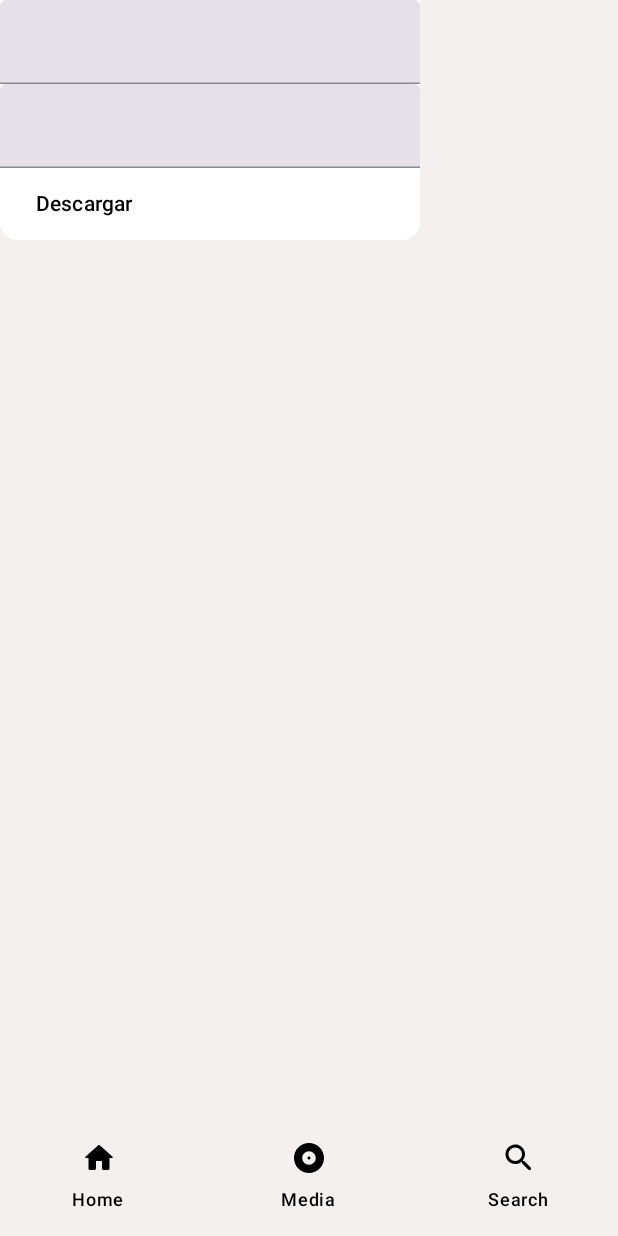
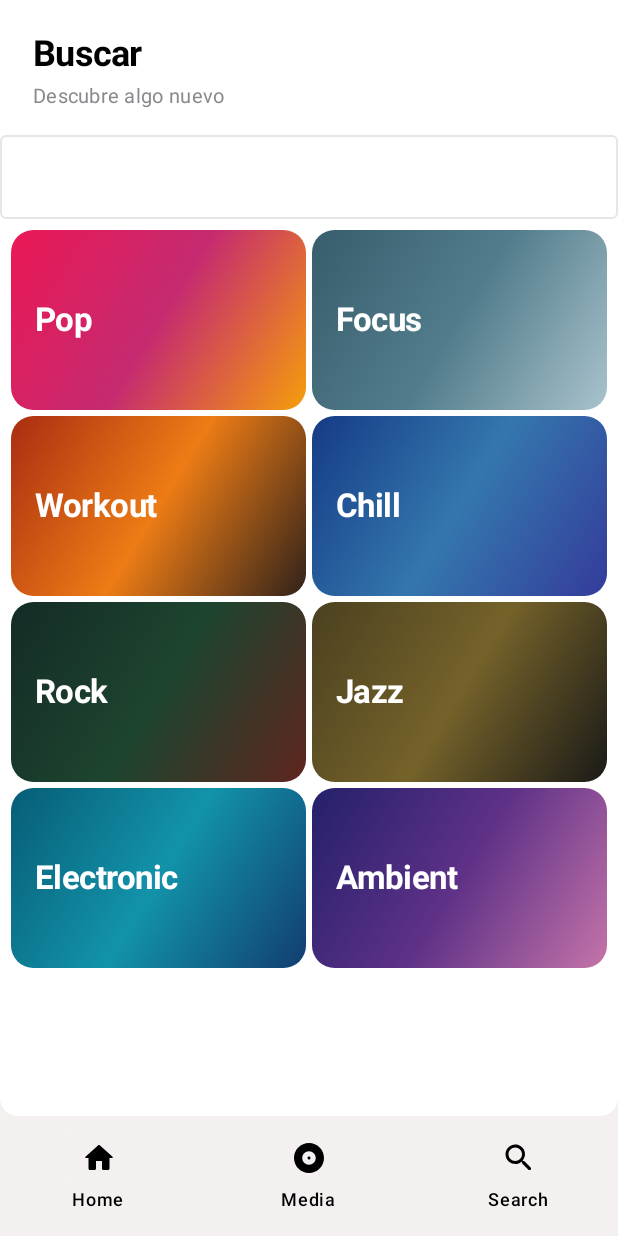
Before and after one commit to Bigpotatozz/Loop, an Android app built with Jetpack Compose: the DownloadScreen screen opened through its navigation route, on a phone screen of 412 x 824 dp. Run offline under Robolectric (Android 15) with nearby library versions, the phone set to English and light mode, and no system bars; 6 statements that could not run were skipped.

Commit message:
add: widgets abd download screen

```diff
--- a/app/src/main/java/com/oscar/orbimusic/presentation/ui/screens/DownloadScreen.kt
+++ b/app/src/main/java/com/oscar/orbimusic/presentation/ui/screens/DownloadScreen.kt
@@ -1,33 +1,127 @@
 package com.oscar.orbimusic.presentation.ui.screens
 
 import androidx.annotation.OptIn
+import androidx.compose.foundation.background
+import androidx.compose.foundation.clickable
+import androidx.compose.foundation.layout.Box
 import androidx.compose.foundation.layout.Column
-import androidx.compose.material3.Button
+import androidx.compose.foundation.layout.Row
+import androidx.compose.foundation.layout.fillMaxSize
+import androidx.compose.foundation.layout.fillMaxWidth
+import androidx.compose.foundation.layout.height
+import androidx.compose.foundation.layout.Spacer
+import androidx.compose.foundation.layout.padding
+import androidx.compose.foundation.shape.RoundedCornerShape
+import androidx.compose.material3.MaterialTheme
+import androidx.compose.material3.OutlinedTextField
 import androidx.compose.material3.Text
-import androidx.compose.material3.TextField
 import androidx.compose.runtime.Composable
 import androidx.compose.runtime.getValue
 import androidx.compose.runtime.mutableStateOf
 import androidx.compose.runtime.saveable.rememberSaveable
 import androidx.compose.runtime.setValue
+import androidx.compose.ui.Alignment
+import androidx.compose.ui.Modifier
+import androidx.compose.ui.draw.clip
+import androidx.compose.ui.geometry.Offset
+import androidx.compose.ui.graphics.Brush
+import androidx.compose.ui.graphics.Color
+import androidx.compose.ui.text.font.FontWeight
+import androidx.compose.ui.unit.dp
+import androidx.compose.ui.unit.sp
 import androidx.media3.common.util.UnstableApi
 import com.oscar.orbimusic.presentation.viewmodel.DownloadViewModel
 
 @OptIn(UnstableApi::class)
 @Composable
-fun DownloadScreen(downloadViewModel: DownloadViewModel){
+fun DownloadScreen(downloadViewModel: DownloadViewModel) {
+    var title by rememberSaveable { mutableStateOf("") }
 
-    var url by rememberSaveable { mutableStateOf("")}
-    var title by rememberSaveable { mutableStateOf("")}
+    val widgetsList = listOf(
+        Widget("Pop",        url = "idk", colors = listOf(Color(0xFFEB1855), Color(0xFFC52A70), Color(0xFFF59E0B))),
+        Widget("Focus",      url = "idk", colors = listOf(Color(0xFF385D6C), Color(0xFF527C8C), Color(0xFFA9C3CC))),
+        Widget("Workout",    url = "idk", colors = listOf(Color(0xFFA92D12), Color(0xFFED7C15), Color(0xFF30221A))),
+        Widget("Chill",      url = "idk", colors = listOf(Color(0xFF153B86), Color(0xFF3477AD), Color(0xFF343B9B))),
+        Widget("Rock",       url = "idk", colors = listOf(Color(0xFF142B26), Color(0xFF1D452F), Color(0xFF5F251F))),
+        Widget("Jazz",       url = "idk", colors = listOf(Color(0xFF4B4120), Color(0xFF75622A), Color(0xFF1A1A17))),
+        Widget("Electronic", url = "idk", colors = listOf(Color(0xFF075D76), Color(0xFF1293AA), Color(0xFF123D71))),
+        Widget("Ambient",    url = "idk", colors = listOf(Color(0xFF24206A), Color(0xFF5E3187), Color(0xFFC574A9))),
+    )
 
-    Column() {
-        TextField(value = url, onValueChange = { url = it});
-        TextField(value = title, onValueChange = { title = it});
+    val chunkedWidgets = widgetsList.chunked(2)
 
-        Button(onClick = {
-            downloadViewModel.DownloadSong(url, title);
-        }) {
-            Text("Descargar");
+    Column(modifier = Modifier.fillMaxSize()) {
+        Column(Modifier.padding(start = 22.dp, end = 22.dp, top = 20.dp, bottom = 16.dp)) {
+            Text(
+                text = "Buscar",
+                style = MaterialTheme.typography.headlineSmall.copy(
+                    fontWeight = FontWeight.Bold,
+                    letterSpacing = (-0.5).sp
+                )
+            )
+            Spacer(Modifier.height(2.dp))
+            Text(
+                text = "Descubre algo nuevo",
+                style = MaterialTheme.typography.bodyMedium.copy(fontSize = 13.5.sp),
+                color = MaterialTheme.colorScheme.onSurfaceVariant
+            )
+        }
+
+        OutlinedTextField(modifier = Modifier.fillMaxWidth(), value = title, onValueChange = { title = it })
+
+        Column(Modifier.padding(5.dp)) {
+            for (elements in chunkedWidgets) {
+                Row {
+                    PersonalizedWidget(
+                        modifier = Modifier.weight(1f).padding(2.dp),
+                        label = elements[0].label,
+                        url = elements[0].url,
+                        colors = elements[0].colors
+                    )
+                    if (elements.size > 1) {
+                        PersonalizedWidget(
+                            modifier = Modifier.weight(1f).padding(2.dp),
+                            label = elements[1].label,
+                            url = elements[1].url,
+                            colors = elements[1].colors
+                        )
+                    }
+                }
+            }
         }
     }
-};
+}
+
+class Widget(val label: String, val url: String, val colors: List<Color>)
+
+@Composable
+fun PersonalizedWidget(modifier: Modifier = Modifier, label: String, url: String, colors: List<Color>) {
+    val shape = RoundedCornerShape(15.dp)
+    val gradient = Brush.linearGradient(
+        colors = colors,
+        start = Offset(0f, 0f),
+        end = Offset(Float.POSITIVE_INFINITY, Float.POSITIVE_INFINITY)
+    )
+
+    Box(
+        modifier = modifier
+            .fillMaxWidth()
+            .height(120.dp)
+            .clip(shape)
+            .background(gradient)
+            .clickable { print(url) },
+        contentAlignment = Alignment.CenterStart
+    ) {
+        Text(
+            text = label,
+            style = MaterialTheme.typography.headlineSmall.copy(
+                fontWeight = FontWeight.Bold,
+                fontSize = 22.sp,
+                letterSpacing = (-0.4).sp
+            ),
+            color = Color.White,
+            maxLines = 1,
+            modifier = Modifier.padding(horizontal = 16.dp)
+        )
+    }
+}
```
